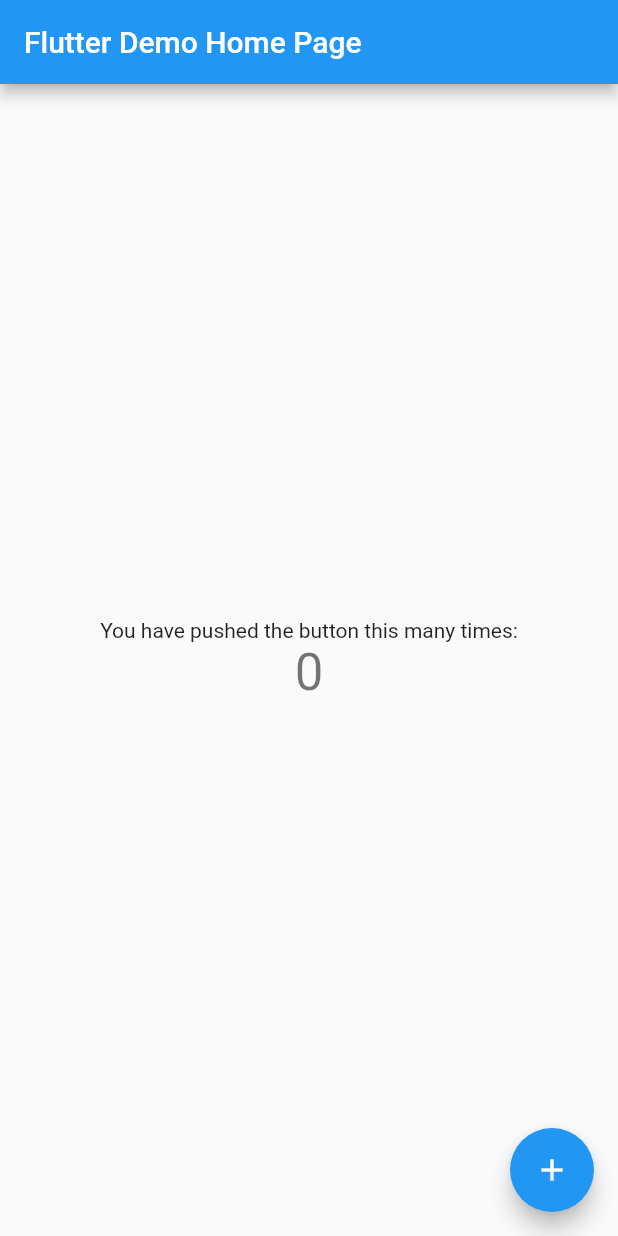
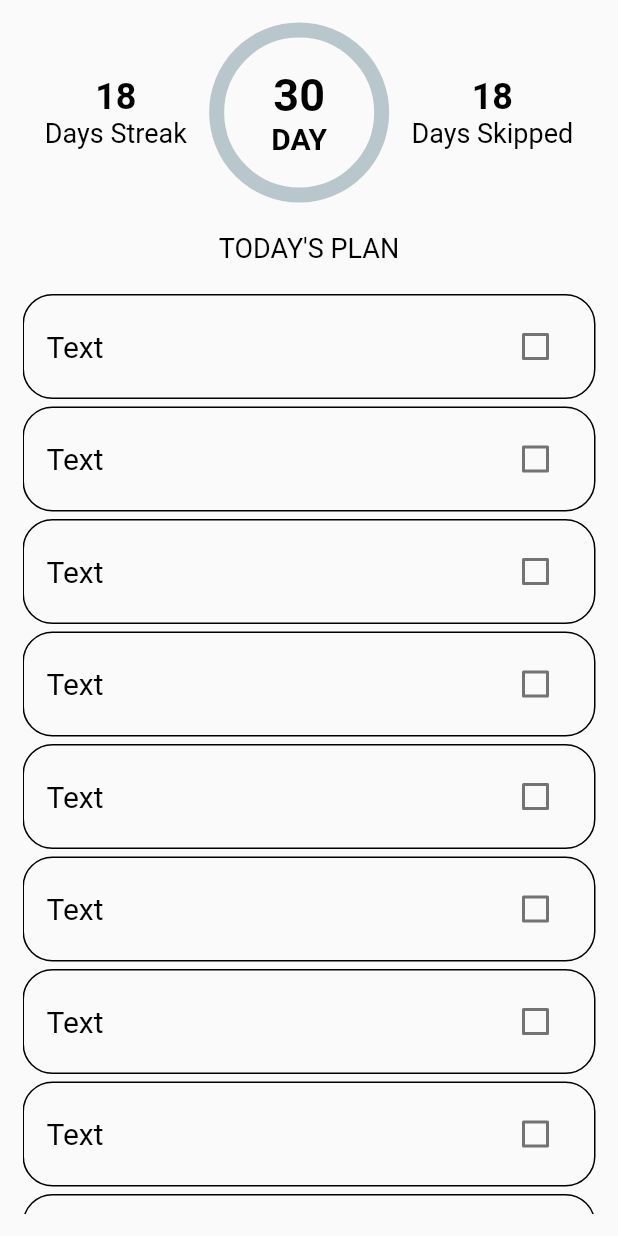
Before and after one commit to KidNeKit/Weight-Loss-Programm, a Flutter app: the screen it shows after launch, on a phone screen of 412 x 824 dp. Run offline on Flutter 3.47's test engine with Material 2 defaults, Android fonts, the light colour scheme and no system bars; drawn by our look-alikes of percent_indicator.

Commit message:
First view of home screen

```diff
--- a/lib/main.dart
+++ b/lib/main.dart
@@ -1,4 +1,6 @@
 import 'package:flutter/material.dart';
+
+import 'screens/home_screen/home_screen.dart';
 
 void main() {
   runApp(const MyApp());
@@ -7,109 +9,10 @@
 class MyApp extends StatelessWidget {
   const MyApp({super.key});
 
-  // This widget is the root of your application.
   @override
   Widget build(BuildContext context) {
-    return MaterialApp(
-      title: 'Flutter Demo',
-      theme: ThemeData(
-        // This is the theme of your application.
-        //
-        // Try running your application with "flutter run". You'll see the
-        // application has a blue toolbar. Then, without quitting the app, try
-        // changing the primarySwatch below to Colors.green and then invoke
-        // "hot reload" (press "r" in the console where you ran "flutter run",
-        // or simply save your changes to "hot reload" in a Flutter IDE).
-        // Notice that the counter didn't reset back to zero; the application
-        // is not restarted.
-        primarySwatch: Colors.blue,
-      ),
-      home: const MyHomePage(title: 'Flutter Demo Home Page'),
+    return const MaterialApp(
+      home: HomeScreen(),
     );
   }
 }
-
-class MyHomePage extends StatefulWidget {
-  const MyHomePage({super.key, required this.title});
-
-  // This widget is the home page of your application. It is stateful, meaning
-  // that it has a State object (defined below) that contains fields that affect
-  // how it looks.
-
-  // This class is the configuration for the state. It holds the values (in this
-  // case the title) provided by the parent (in this case the App widget) and
-  // used by the build method of the State. Fields in a Widget subclass are
-  // always marked "final".
-
-  final String title;
-
-  @override
-  State<MyHomePage> createState() => _MyHomePageState();
-}
-
-class _MyHomePageState extends State<MyHomePage> {
-  int _counter = 0;
-
-  void _incrementCounter() {
-    setState(() {
-      // This call to setState tells the Flutter framework that something has
-      // changed in this State, which causes it to rerun the build method below
-      // so that the display can reflect the updated values. If we changed
-      // _counter without calling setState(), then the build method would not be
-      // called again, and so nothing would appear to happen.
-      _counter++;
-    });
-  }
-
-  @override
-  Widget build(BuildContext context) {
-    // This method is rerun every time setState is called, for instance as done
-    // by the _incrementCounter method above.
-    //
-    // The Flutter framework has been optimized to make rerunning build methods
-    // fast, so that you can just rebuild anything that needs updating rather
-    // than having to individually change instances of widgets.
-    return Scaffold(
-      appBar: AppBar(
-        // Here we take the value from the MyHomePage object that was created by
-        // the App.build method, and use it to set our appbar title.
-        title: Text(widget.title),
-      ),
-      body: Center(
-        // Center is a layout widget. It takes a single child and positions it
-        // in the middle of the parent.
-        child: Column(
-          // Column is also a layout widget. It takes a list of children and
-          // arranges them vertically. By default, it sizes itself to fit its
-          // children horizontally, and tries to be as tall as its parent.
-          //
-          // Invoke "debug painting" (press "p" in the console, choose the
-          // "Toggle Debug Paint" action from the Flutter Inspector in Android
-          // Studio, or the "Toggle Debug Paint" command in Visual Studio Code)
-          // to see the wireframe for each widget.
-          //
-          // Column has various properties to control how it sizes itself and
-          // how it positions its children. Here we use mainAxisAlignment to
-          // center the children vertically; the main axis here is the vertical
-          // axis because Columns are vertical (the cross axis would be
-          // horizontal).
-          mainAxisAlignment: MainAxisAlignment.center,
-          children: <Widget>[
-            const Text(
-              'You have pushed the button this many times:',
-            ),
-            Text(
-              '$_counter',
-              style: Theme.of(context).textTheme.headline4,
-            ),
-          ],
-        ),
-      ),
-      floatingActionButton: FloatingActionButton(
-        onPressed: _incrementCounter,
-        tooltip: 'Increment',
-        child: const Icon(Icons.add),
-      ), // This trailing comma makes auto-formatting nicer for build methods.
-    );
-  }
-}
--- /dev/null
+++ b/lib/screens/home_screen/components/header_panel.dart
@@ -0,0 +1,57 @@
+import 'package:flutter/material.dart';
+import 'package:percent_indicator/percent_indicator.dart';
+
+import '../../../utils/styles.dart';
+
+class HeaderPanel extends StatelessWidget {
+  const HeaderPanel({super.key});
+
+  @override
+  Widget build(BuildContext context) {
+    return Row(
+      mainAxisAlignment: MainAxisAlignment.spaceEvenly,
+      crossAxisAlignment: CrossAxisAlignment.center,
+      children: [
+        const SingleStat(text: 'Days Streak', value: '18'),
+        CircularPercentIndicator(
+            radius: 60.0,
+            lineWidth: 10.0,
+            center: const SingleStat(
+              text: 'DAY',
+              value: '30',
+              isMain: true,
+            )),
+        const SingleStat(text: 'Days Skipped', value: '18'),
+      ],
+    );
+  }
+}
+
+class SingleStat extends StatelessWidget {
+  final String text;
+  final String value;
+  final bool isMain;
+
+  const SingleStat(
+      {required this.text,
+      required this.value,
+      this.isMain = false,
+      super.key});
+
+  @override
+  Widget build(BuildContext context) {
+    return Column(
+      mainAxisSize: MainAxisSize.min,
+      children: [
+        Text(
+          value,
+          style: isMain ? mainDayInfoStyle : dayInfoStyle,
+        ),
+        Text(
+          text,
+          style: isMain ? mainTextInfoStyle : textInfoStyle,
+        ),
+      ],
+    );
+  }
+}
--- /dev/null
+++ b/lib/screens/home_screen/components/plan_listview.dart
@@ -0,0 +1,46 @@
+import 'package:flutter/material.dart';
+import 'package:weight_loss_programm/utils/styles.dart';
+
+class PlanListView extends StatelessWidget {
+  const PlanListView({super.key});
+
+  @override
+  Widget build(BuildContext context) {
+    return Expanded(
+      child: ListView.separated(
+        physics: const BouncingScrollPhysics(),
+        itemBuilder: (_, index) => const PlanItem(),
+        itemCount: 30,
+        separatorBuilder: (_, index) => const SizedBox(height: 5.0),
+      ),
+    );
+  }
+}
+
+class PlanItem extends StatelessWidget {
+  const PlanItem({super.key});
+
+  @override
+  Widget build(BuildContext context) {
+    return Container(
+      width: double.infinity,
+      padding: const EdgeInsets.symmetric(horizontal: 15.0, vertical: 10.0),
+      decoration: BoxDecoration(
+        borderRadius: BorderRadius.circular(20.0),
+        border: Border.all(),
+      ),
+      child: Row(
+        children: [
+          Expanded(
+            child: Text(
+              'Text',
+              overflow: TextOverflow.ellipsis,
+              style: listViewItem,
+            ),
+          ),
+          Checkbox(value: false, onChanged: (value) {}),
+        ],
+      ),
+    );
+  }
+}
--- /dev/null
+++ b/lib/screens/home_screen/home_screen.dart
@@ -0,0 +1,32 @@
+import 'package:flutter/material.dart';
+
+import '../../utils/styles.dart';
+import 'components/header_panel.dart';
+import 'components/plan_listview.dart';
+
+class HomeScreen extends StatelessWidget {
+  const HomeScreen({super.key});
+
+  @override
+  Widget build(BuildContext context) {
+    return Scaffold(
+      body: SafeArea(
+        child: Padding(
+          padding: const EdgeInsets.all(15.0),
+          child: Column(
+            children: [
+              const HeaderPanel(),
+              const SizedBox(height: 20.0),
+              Text(
+                'TODAY\'S PLAN',
+                style: textInfoStyle,
+              ),
+              const SizedBox(height: 20.0),
+              const PlanListView(),
+            ],
+          ),
+        ),
+      ),
+    );
+  }
+}
--- /dev/null
+++ b/lib/utils/styles.dart
@@ -0,0 +1,29 @@
+import 'package:flutter/material.dart';
+
+TextStyle dayInfoStyle = const TextStyle(
+  color: Colors.black,
+  fontSize: 24.0,
+  fontWeight: FontWeight.bold,
+);
+
+TextStyle mainDayInfoStyle = const TextStyle(
+  color: Colors.black,
+  fontSize: 30.0,
+  fontWeight: FontWeight.bold,
+);
+
+TextStyle textInfoStyle = const TextStyle(
+  color: Colors.black,
+  fontSize: 18.0,
+);
+
+TextStyle mainTextInfoStyle = const TextStyle(
+  color: Colors.black,
+  fontSize: 20.0,
+  fontWeight: FontWeight.bold,
+);
+
+TextStyle listViewItem = const TextStyle(
+  color: Colors.black,
+  fontSize: 20.0,
+);
--- a/pubspec.yaml
+++ b/pubspec.yaml
@@ -36,6 +36,7 @@
   # The following adds the Cupertino Icons font to your application.
   # Use with the CupertinoIcons class for iOS style icons.
   cupertino_icons: ^1.0.2
+  percent_indicator: ^4.2.3
 
 dev_dependencies:
   flutter_test:
```
Also changed, not shown: pubspec.lock.
